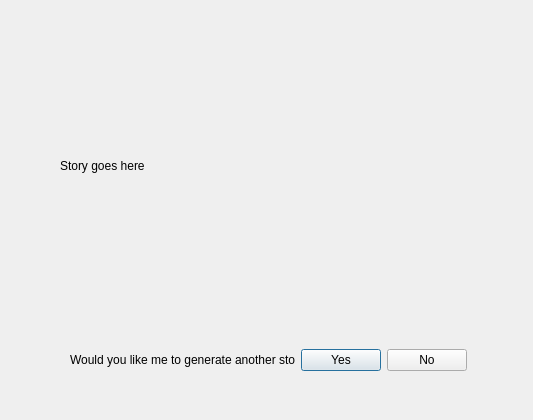
Before: the Qt Designer form mad_libs_ui/story.ui in jacquelinennguyen/pic10c_final_project, drawn with Qt 5.
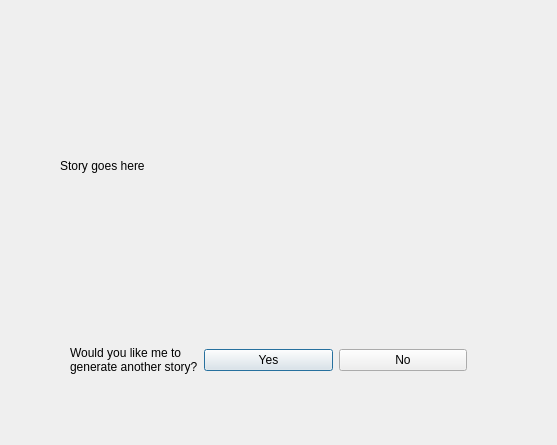
After: the same form once the commit is applied.

Commit message: Got all screens to interact with each other

```diff
--- a/mad_libs_ui/story.ui
+++ b/mad_libs_ui/story.ui
@@ -2,14 +2,23 @@
 <ui version="4.0">
  <class>Story</class>
  <widget class="QDialog" name="Story">
+  <property name="enabled">
+   <bool>true</bool>
+  </property>
   <property name="geometry">
    <rect>
     <x>0</x>
     <y>0</y>
-    <width>533</width>
-    <height>420</height>
+    <width>557</width>
+    <height>445</height>
    </rect>
   </property>
+  <property name="sizePolicy">
+   <sizepolicy hsizetype="Preferred" vsizetype="Preferred">
+    <horstretch>0</horstretch>
+    <verstretch>0</verstretch>
+   </sizepolicy>
+  </property>
   <property name="windowTitle">
    <string>Dialog</string>
   </property>
@@ -41,6 +50,9 @@
       <property name="text">
        <string>Would you like me to generate another story?</string>
       </property>
+      <property name="wordWrap">
+       <bool>true</bool>
+      </property>
      </widget>
     </item>
     <item>
```
The commit also changes 5 other files.
